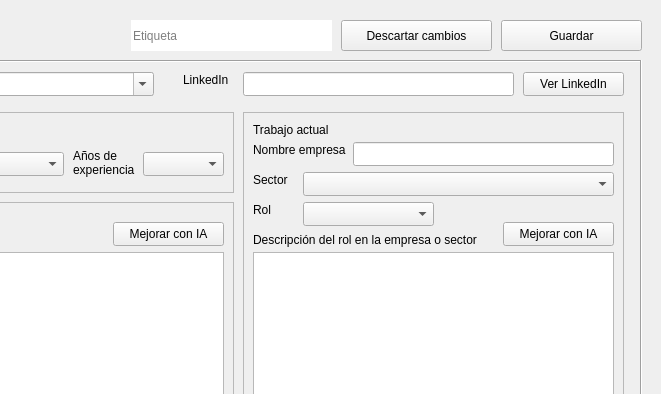
Qt form ui/profile_form.ui (liconaj/ResumeManager) before a commit; both pictures show x 339 to 1000 and y 0 to 394 of the 1000 by 600 pixel window.
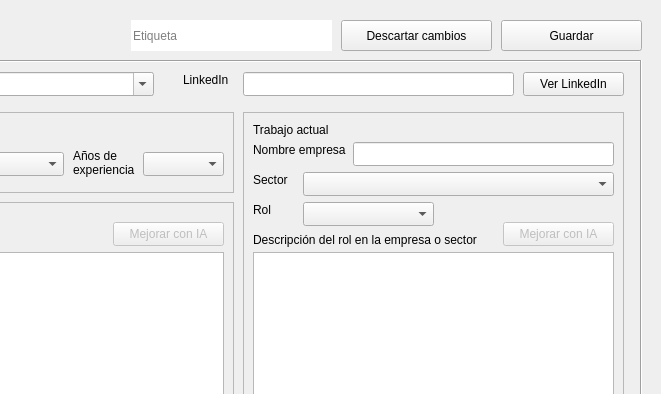
The same form after that commit. The open tabs and pages were chosen to show the change.

The edit to the form file:
```diff
--- a/ui/profile_form.ui
+++ b/ui/profile_form.ui
@@ -2239,6 +2239,9 @@
       </property>
      </widget>
      <widget class="QPushButton" name="pushButton">
+      <property name="enabled">
+       <bool>false</bool>
+      </property>
       <property name="geometry">
        <rect>
         <x>420</x>
@@ -2373,6 +2376,9 @@
       </property>
      </widget>
      <widget class="QPushButton" name="pushButton_2">
+      <property name="enabled">
+       <bool>false</bool>
+      </property>
       <property name="geometry">
        <rect>
         <x>260</x>
```
Left out of the diff: 2 changed lines with no effect on the pictures.
